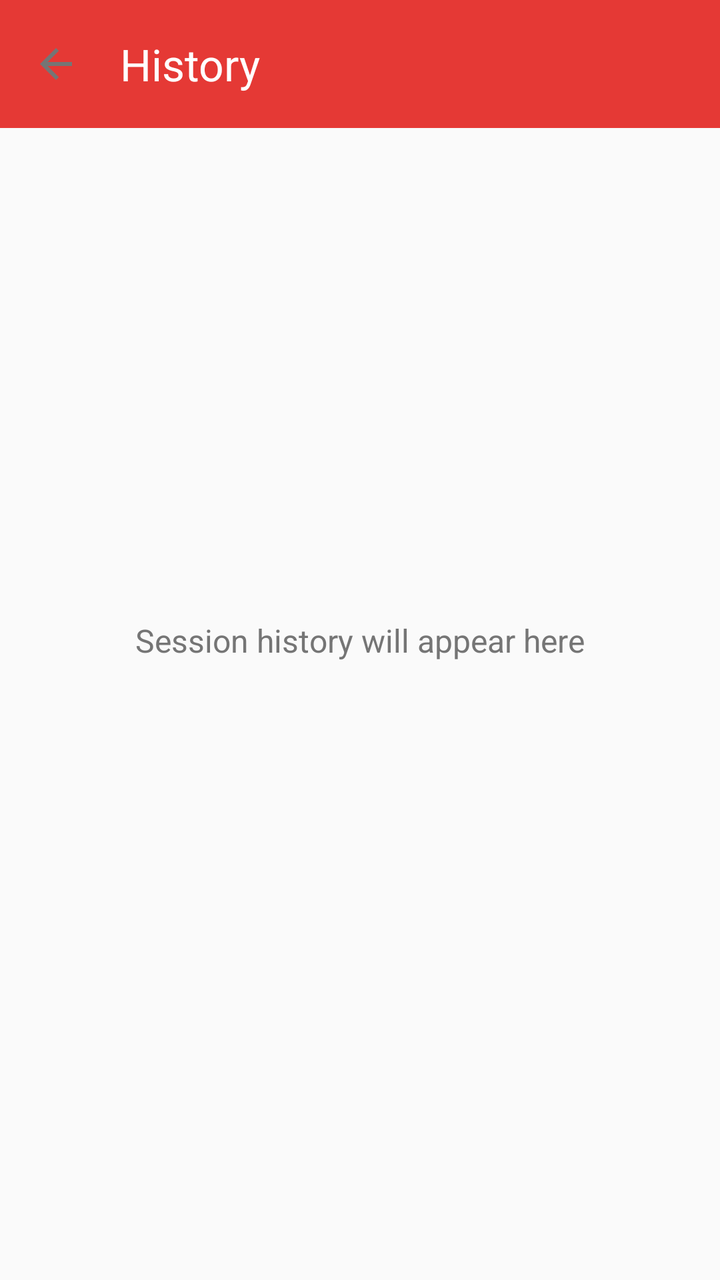
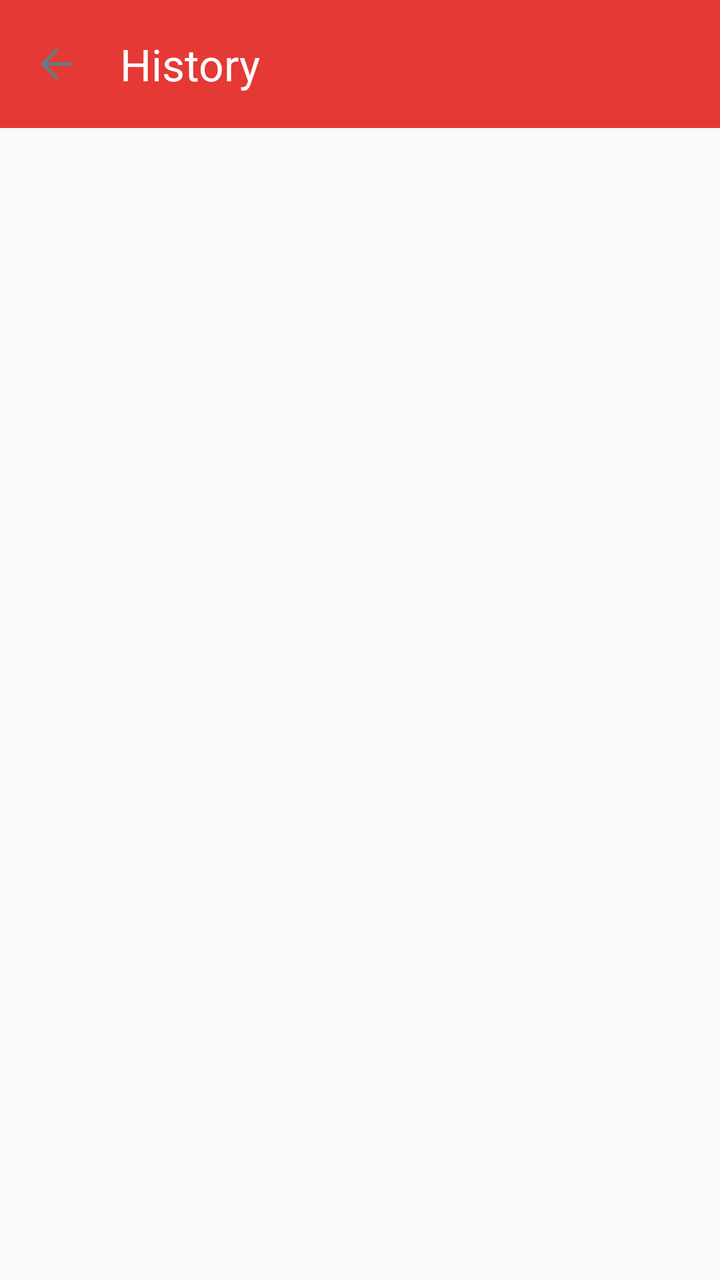

Before-and-after screenshots of an Android layout around one commit, followed by the original layout XML and the change that was made.
<!-- AndroidManifest.xml: application theme Theme.Pomodoro -->
<!-- res/layout/activity_history.xml -->
<?xml version="1.0" encoding="utf-8"?>
<androidx.constraintlayout.widget.ConstraintLayout xmlns:android="http://schemas.android.com/apk/res/android"
    xmlns:app="http://schemas.android.com/apk/res-auto"
    android:layout_width="match_parent"
    android:layout_height="match_parent"
    android:background="@color/background">

    <com.google.android.material.appbar.MaterialToolbar
        android:id="@+id/toolbar"
        android:layout_width="match_parent"
        android:layout_height="?attr/actionBarSize"
        android:background="@color/primary"
        app:title="History"
        app:titleTextColor="@color/white"
        app:navigationIcon="@drawable/ic_back"
        app:layout_constraintTop_toTopOf="parent" />

    <TextView
        android:layout_width="wrap_content"
        android:layout_height="wrap_content"
        android:text="Session history will appear here"
        android:textSize="16sp"
        android:textColor="@color/text_secondary"
        app:layout_constraintTop_toTopOf="parent"
        app:layout_constraintBottom_toBottomOf="parent"
        app:layout_constraintStart_toStartOf="parent"
        app:layout_constraintEnd_toEndOf="parent" />

</androidx.constraintlayout.widget.ConstraintLayout>
<!-- resources referenced by this layout -->
<resources>
  <color name="background">#FAFAFA</color>
  <color name="primary">#E53935</color>
  <color name="text_secondary">#757575</color>
  <color name="white">#FFFFFFFF</color>
  <!-- drawable ic_back (drawable) -->
  <vector xmlns:android="http://schemas.android.com/apk/res/android"
      android:width="24dp"
      android:height="24dp"
      android:viewportWidth="24"
      android:viewportHeight="24"
      android:tint="?attr/colorControlNormal"
      android:autoMirrored="true">
      <path
          android:fillColor="@android:color/white"
          android:pathData="M20,11H7.83l5.59,-5.59L12,4l-8,8 8,8 1.41,-1.41L7.83,13H20v-2z"/>
  </vector>
  <style name="Theme.Pomodoro" parent="Base.Theme.Pomodoro" />
  <style name="Base.Theme.Pomodoro" parent="Theme.Material3.Light.NoActionBar">
          <item name="colorPrimary">@color/primary</item>
          <item name="colorPrimaryVariant">@color/primary_dark</item>
          <item name="colorSecondary">@color/secondary</item>
          <item name="colorAccent">@color/accent</item>
          <item name="android:statusBarColor">@color/primary</item>
          <item name="android:navigationBarColor">@color/white</item>
          <item name="android:windowLightStatusBar">false</item>
          <item name="android:textColorPrimary">@color/text_primary</item>
          <item name="android:textColorSecondary">@color/text_secondary</item>
      </style>
  <color name="primary_dark">#C62828</color>
  <color name="secondary">#43A047</color>
  <color name="accent">#FFA726</color>
  <color name="text_primary">#212121</color>
</resources>

<!-- the commit's change to res/layout/activity_history.xml (unified diff, before → after) -->
@@ -15,13 +15,26 @@
         app:navigationIcon="@drawable/ic_back"
         app:layout_constraintTop_toTopOf="parent" />
 
+    <androidx.recyclerview.widget.RecyclerView
+        android:id="@+id/rvHistory"
+        android:layout_width="match_parent"
+        android:layout_height="0dp"
+        android:clipToPadding="false"
+        android:paddingTop="8dp"
+        android:paddingBottom="16dp"
+        app:layout_constraintTop_toBottomOf="@id/toolbar"
+        app:layout_constraintBottom_toBottomOf="parent" />
+
     <TextView
+        android:id="@+id/tvEmptyState"
         android:layout_width="wrap_content"
         android:layout_height="wrap_content"
-        android:text="Session history will appear here"
+        android:text="No session history yet.\nComplete your first Pomodoro!"
         android:textSize="16sp"
         android:textColor="@color/text_secondary"
-        app:layout_constraintTop_toTopOf="parent"
+        android:gravity="center"
+        android:visibility="gone"
+        app:layout_constraintTop_toTopOf="@id/rvHistory"
         app:layout_constraintBottom_toBottomOf="parent"
         app:layout_constraintStart_toStartOf="parent"
         app:layout_constraintEnd_toEndOf="parent" />
